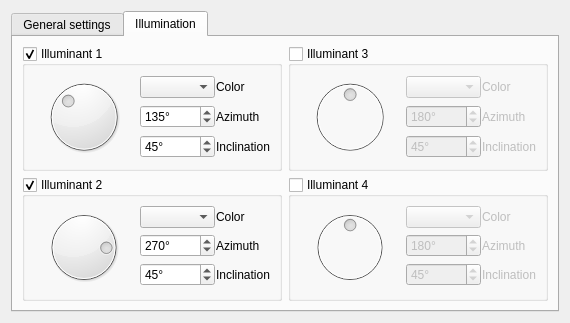
Above: krita/plugins/filters/phongbumpmap/wdgphongbumpmap.ui from KDE/krita before the change. Below: the same form after it.
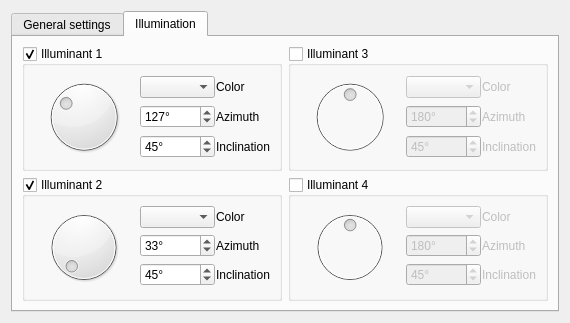
That is the form after the change. The open tabs and pages were chosen to show the change. Custom widgets are drawn as their Qt base class.

Patch:
```diff
--- a/krita/plugins/filters/phongbumpmap/wdgphongbumpmap.ui
+++ b/krita/plugins/filters/phongbumpmap/wdgphongbumpmap.ui
@@ -298,16 +298,16 @@
              <number>45</number>
             </property>
             <property name="value">
-             <number>135</number>
+             <number>127</number>
             </property>
             <property name="sliderPosition">
-             <number>135</number>
+             <number>127</number>
             </property>
             <property name="tracking">
              <bool>true</bool>
             </property>
             <property name="orientation">
-             <enum>Qt::Vertical</enum>
+             <enum>Qt::Horizontal</enum>
             </property>
             <property name="invertedAppearance">
              <bool>false</bool>
@@ -439,7 +439,7 @@
                <number>15</number>
               </property>
               <property name="value">
-               <number>135</number>
+               <number>127</number>
               </property>
              </widget>
             </item>
@@ -490,16 +490,16 @@
              <number>45</number>
             </property>
             <property name="value">
-             <number>270</number>
+             <number>33</number>
             </property>
             <property name="sliderPosition">
-             <number>270</number>
+             <number>33</number>
             </property>
             <property name="tracking">
              <bool>true</bool>
             </property>
             <property name="orientation">
-             <enum>Qt::Vertical</enum>
+             <enum>Qt::Horizontal</enum>
             </property>
             <property name="invertedAppearance">
              <bool>false</bool>
@@ -606,7 +606,7 @@
                <number>15</number>
               </property>
               <property name="value">
-               <number>270</number>
+               <number>33</number>
               </property>
              </widget>
             </item>
```
Left out of the diff: 12 changed lines with no effect on the pictures.
